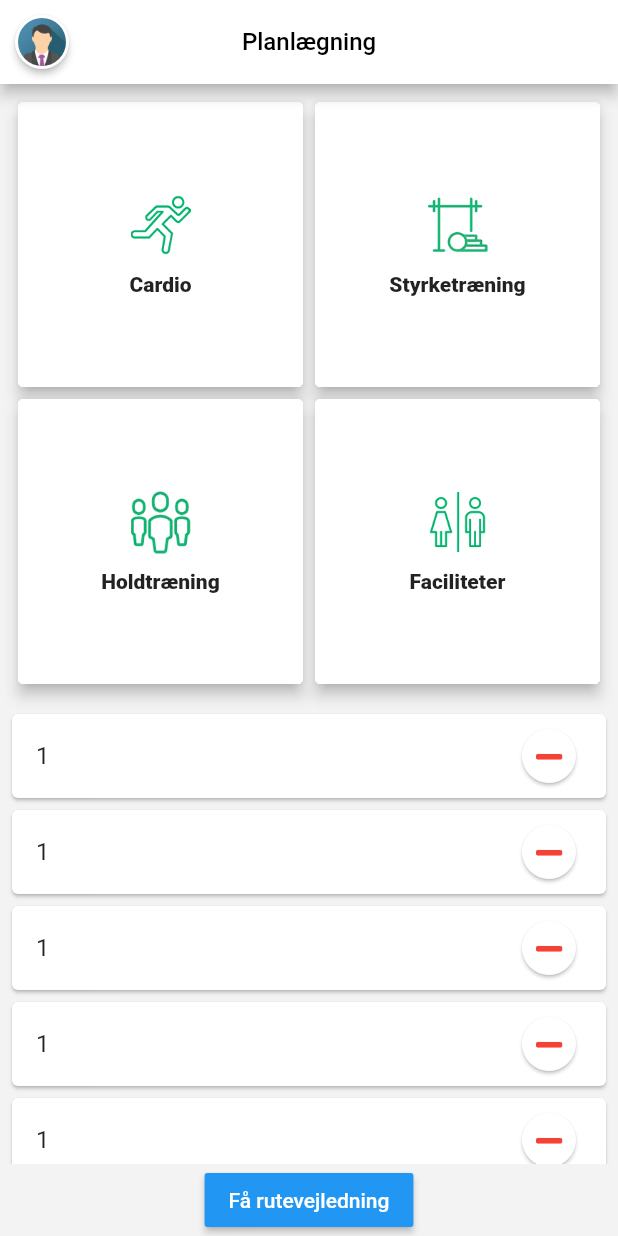
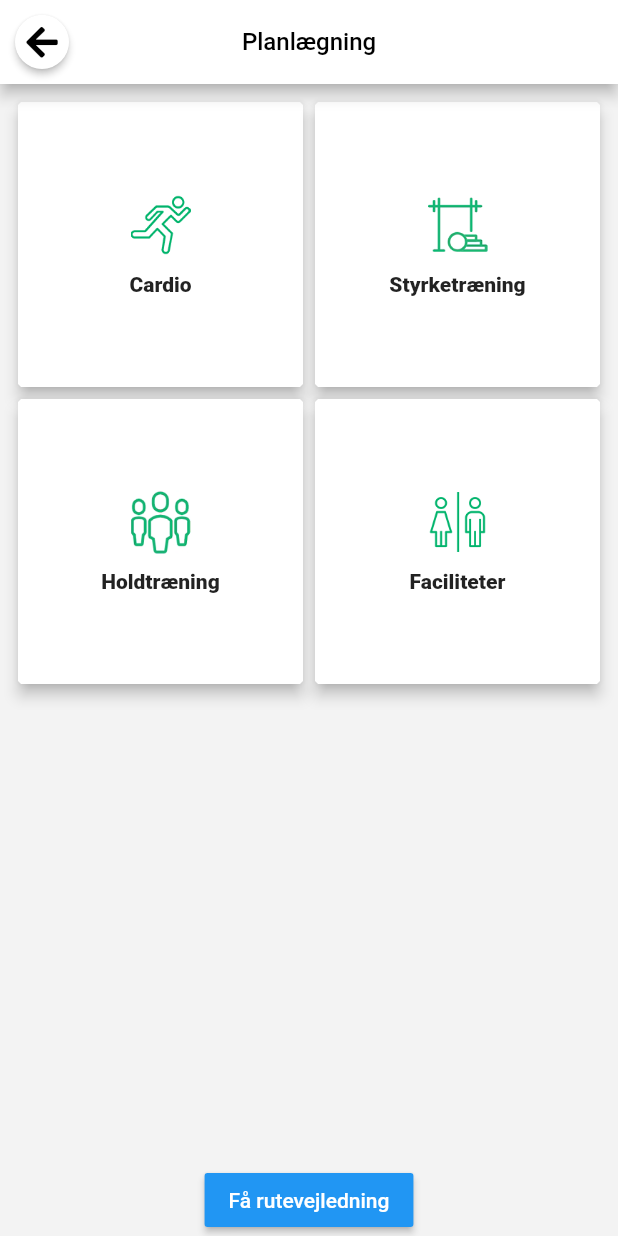
Before and after one commit to MichaelWestergaard/iBeacon_InnTech, a Flutter app: the Plan screen opened by its route, on a phone screen of 412 x 824 dp. Run offline on Flutter 3.47's test engine with Material 2 defaults, Android fonts, the phone set to English and light mode, and no system bars; our stand-ins replace carousel_slider, font_awesome_flutter.

Commit message:
Planlægning done

```diff
--- a/lib/Plan.dart
+++ b/lib/Plan.dart
@@ -6,7 +6,7 @@ class Plan extends StatefulWidget {
   @override
   _PlanState createState() => _PlanState();
 
-  List<Place> plannedRoute = [Place("1"),Place("1"),Place("1"),Place("1"),Place("1"),Place("1"),Place("1"),Place("1"),];
+  List<Place> plannedRoute = List<Place>();
 
 }
 
@@ -20,19 +20,23 @@ class _PlanState extends State<Plan> {
         backgroundColor: Color(0xfff3f3f3),
         appBar: AppBar(
           backgroundColor: Colors.white,
-          leading: Card(
+          leading: InkWell(
+            onTap: () => Navigator.pop(context),
+            child: Card(
                 margin: EdgeInsets.all(10),
                 shape: CircleBorder(),
                 elevation: 2,
                 child: Padding(
-                padding: const EdgeInsets.all(2),
+                  padding: const EdgeInsets.all(6),
                   child: ClipRRect(
                     borderRadius: BorderRadius.circular(20),
-                  child: Image(
-                    image: AssetImage("assets/images/img_avatar.png"),
+                    child: Icon(
+                      FontAwesomeIcons.arrowLeft,
+                      color: Colors.black,
                     ),
                   ),
                 )
+            ),
           ),
           centerTitle: true,
           title: Text(
@@ -92,6 +96,24 @@ class _PlanState extends State<Plan> {
     );
   }
 
+  Widget buildItem(BuildContext context, Place place){
+    return InkWell(
+      onTap: () {
+        setState(() {
+          widget.plannedRoute.add(place);
+
+        });
+      },
+      child: Card(
+        elevation: 4,
+        child: ListTile(
+          title: Text(place.name),
+
+        ),
+      ),
+    );
+  }
+
   Widget getButtons(BuildContext context){
     List<Button> buttons = List<Button>();
 
@@ -99,6 +121,29 @@ class _PlanState extends State<Plan> {
     buttons.add(Button("assets/images/training.png", "Styrketræning", "/none"));
     buttons.add(Button("assets/images/buddies.png", "Holdtræning", "/none"));
     buttons.add(Button("assets/images/wc.png", "Faciliteter", "/none"));
+
+    List<Place> cardioButtons = List<Place>();
+
+    cardioButtons.add(Place("Løbebånd"));
+    cardioButtons.add(Place("Motionscykel"));
+    cardioButtons.add(Place("Crosstrainer"));
+    cardioButtons.add(Place("Romaskine"));
+
+    List<Place> strengthButtons = List<Place>();
+
+    strengthButtons.add(Place("Bænkpres"));
+    strengthButtons.add(Place("Squat"));
+    strengthButtons.add(Place("Leg extensions"));
+    strengthButtons.add(Place("Preacher Curl (maskine)"));
+
+    List<Place> teamButtons = List<Place>();
+
+    teamButtons.add(Place("Spinning"));
+
+    List<Place> facilityButtons = List<Place>();
+
+    facilityButtons.add(Place("Omklædning (mand)"));
+    facilityButtons.add(Place("Omklædning (kvinde)"));
 
     return Container(
       child: GridView.builder(
@@ -113,7 +158,45 @@ class _PlanState extends State<Plan> {
             shape: BeveledRectangleBorder(borderRadius: BorderRadius.all(Radius.circular(2))),
             elevation: 4,
             child: InkWell(
-              onTap: () => Navigator.pushNamed(context, button.route),
+              onTap: () {
+                showDialog(
+                  context: context,
+                  builder: (context) {
+
+                    List<Place> dialogList;
+
+                    switch(button.title) {
+                      case "Cardio": dialogList = cardioButtons; break;
+                      case "Styrketræning": dialogList = strengthButtons; break;
+                      case "Holdtræning": dialogList = teamButtons; break;
+                      case "Faciliteter": dialogList = facilityButtons; break;
+                      default: dialogList = new List<Place>(); break;
+                    }
+
+                    return AlertDialog(
+                      title: Text(button.title),
+                        actions: <Widget>[
+                        FlatButton(
+                        onPressed: () {
+                          Navigator.pop(context);
+                        },
+                        child: Text('Luk')),
+                      ],
+                      content: Container(
+                        width: double.maxFinite,
+                        child: ListView.builder(
+                          shrinkWrap: true,
+                          scrollDirection: Axis.vertical,
+                          padding: EdgeInsets.all(4),
+                          itemCount: dialogList.length,
+                          itemBuilder: (context, index) =>
+                              buildItem(context, dialogList[index]),
+                        ),
+                      ),
+                    );
+                  }
+                );
+              },
               child: Column(
                 crossAxisAlignment: CrossAxisAlignment.center,
                 mainAxisAlignment: MainAxisAlignment.center,
--- a/lib/models/button.dart
+++ b/lib/models/button.dart
@@ -7,6 +7,9 @@ class Button {
   String _route;
 
   Button(this._icon, this._title, this._route);
+
+
+  Button.name(this._title);
 
   String get route => _route;
 
```
Lines whose indentation alone changed are shown as unchanged.
